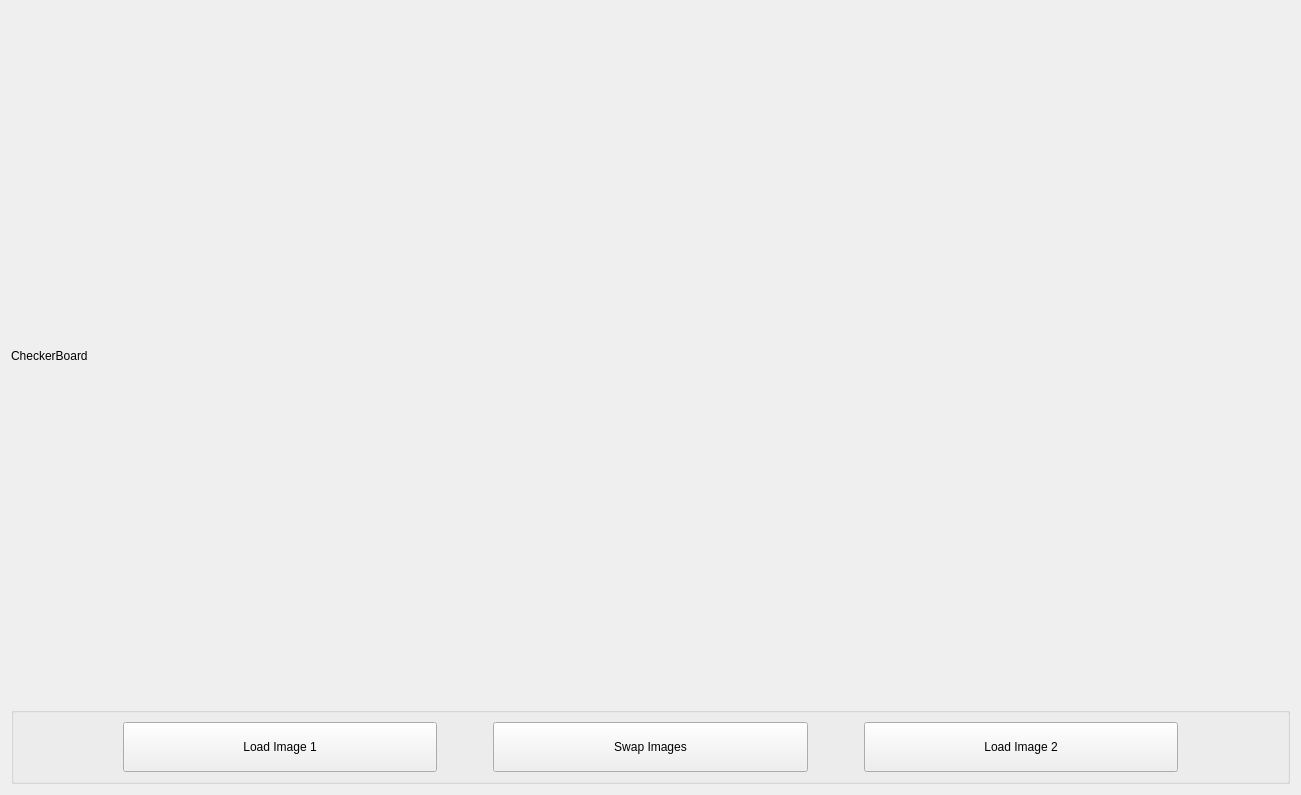
Before: the Qt Designer form src/Widgets/CheckerboardView/CheckerboardView.ui in cebulamateusz/ImageViewerSoftware, drawn with Qt 5.
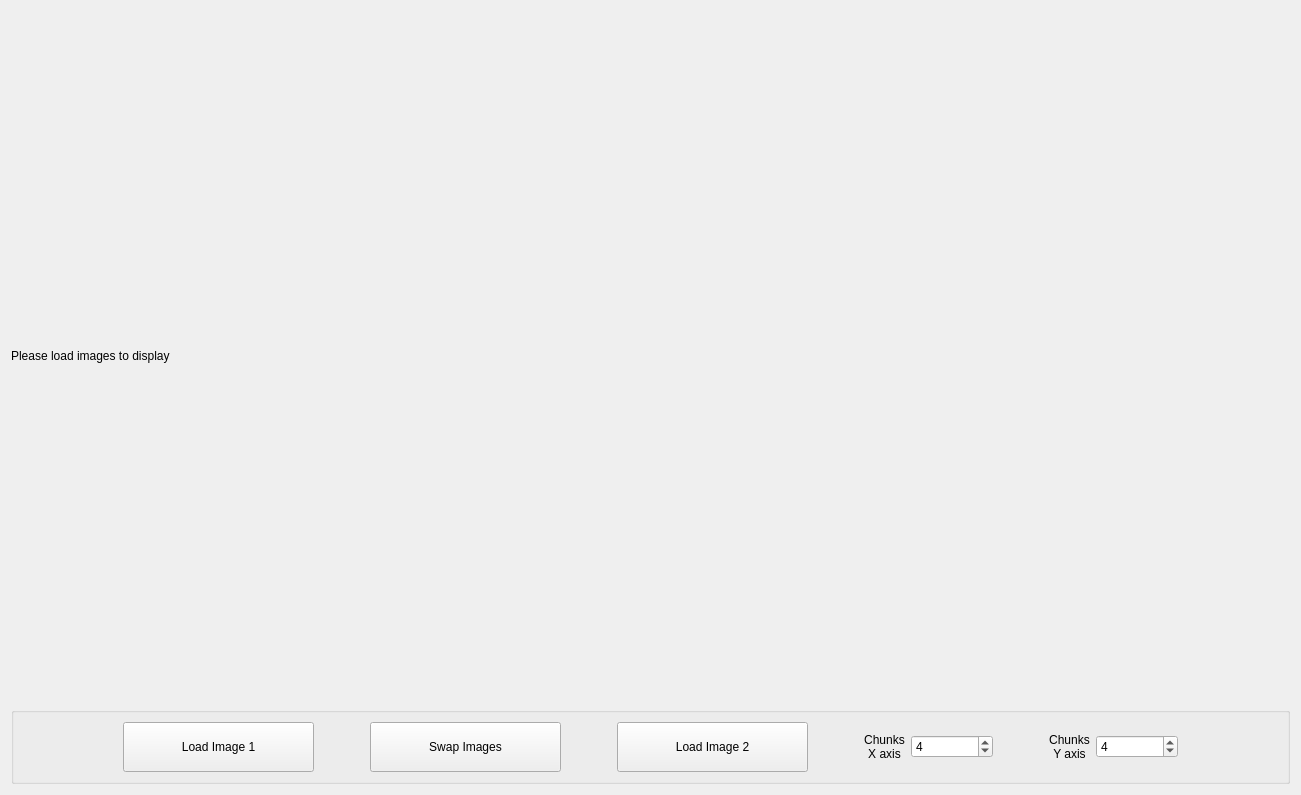
After: the same form once the commit is applied.

Patch:
```diff
--- a/src/Widgets/CheckerboardView/CheckerboardView.ui
+++ b/src/Widgets/CheckerboardView/CheckerboardView.ui
@@ -16,8 +16,14 @@
   <layout class="QVBoxLayout" name="verticalLayout">
    <item>
     <widget class="QLabel" name="lbImage">
+     <property name="sizePolicy">
+      <sizepolicy hsizetype="Expanding" vsizetype="Expanding">
+       <horstretch>0</horstretch>
+       <verstretch>0</verstretch>
+      </sizepolicy>
+     </property>
      <property name="text">
-      <string>CheckerBoard</string>
+      <string>Please load images to display</string>
      </property>
     </widget>
    </item>
@@ -120,6 +126,125 @@
         </property>
        </widget>
       </item>
+      <item>
+       <spacer name="horizontalSpacer_5">
+        <property name="orientation">
+         <enum>Qt::Horizontal</enum>
+        </property>
+        <property name="sizeType">
+         <enum>QSizePolicy::Fixed</enum>
+        </property>
+        <property name="sizeHint" stdset="0">
+         <size>
+          <width>50</width>
+          <height>20</height>
+         </size>
+        </property>
+       </spacer>
+      </item>
+      <item>
+       <widget class="QLabel" name="label">
+        <property name="sizePolicy">
+         <sizepolicy hsizetype="Maximum" vsizetype="Preferred">
+          <horstretch>0</horstretch>
+          <verstretch>0</verstretch>
+         </sizepolicy>
+        </property>
+        <property name="text">
+         <string>Chunks
+X axis</string>
+        </property>
+        <property name="alignment">
+         <set>Qt::AlignCenter</set>
+        </property>
+       </widget>
+      </item>
+      <item>
+       <widget class="QSpinBox" name="sbXaxis">
+        <property name="sizePolicy">
+         <sizepolicy hsizetype="Maximum" vsizetype="Fixed">
+          <horstretch>0</horstretch>
+          <verstretch>0</verstretch>
+         </sizepolicy>
+        </property>
+        <property name="minimumSize">
+         <size>
+          <width>82</width>
+          <height>0</height>
+         </size>
+        </property>
+        <property name="minimum">
+         <number>1</number>
+        </property>
+        <property name="maximum">
+         <number>20</number>
+        </property>
+        <property name="value">
+         <number>4</number>
+        </property>
+       </widget>
+      </item>
+      <item>
+       <spacer name="horizontalSpacer_6">
+        <property name="orientation">
+         <enum>Qt::Horizontal</enum>
+        </property>
+        <property name="sizeType">
+         <enum>QSizePolicy::Fixed</enum>
+        </property>
+        <property name="sizeHint" stdset="0">
+         <size>
+          <width>50</width>
+          <height>20</height>
+         </size>
+        </property>
+       </spacer>
+      </item>
+      <item>
+       <widget class="QLabel" name="label_2">
+        <property name="sizePolicy">
+         <sizepolicy hsizetype="Maximum" vsizetype="Preferred">
+          <horstretch>0</horstretch>
+          <verstretch>0</verstretch>
+         </sizepolicy>
+        </property>
+        <property name="text">
+         <string>Chunks
+Y axis</string>
+        </property>
+        <property name="alignment">
+         <set>Qt::AlignCenter</set>
+        </property>
+       </widget>
+      </item>
+      <item>
+       <widget class="QSpinBox" name="sbYaxis">
+        <property name="sizePolicy">
+         <sizepolicy hsizetype="Maximum" vsizetype="Fixed">
+          <horstretch>0</horstretch>
+          <verstretch>0</verstretch>
+         </sizepolicy>
+        </property>
+        <property name="minimumSize">
+         <size>
+          <width>82</width>
+          <height>0</height>
+         </size>
+        </property>
+        <property name="minimum">
+         <number>1</number>
+        </property>
+        <property name="maximum">
+         <number>20</number>
+        </property>
+        <property name="singleStep">
+         <number>1</number>
+        </property>
+        <property name="value">
+         <number>4</number>
+        </property>
+       </widget>
+      </item>
       <item>
        <spacer name="horizontalSpacer_3">
         <property name="orientation">
```
